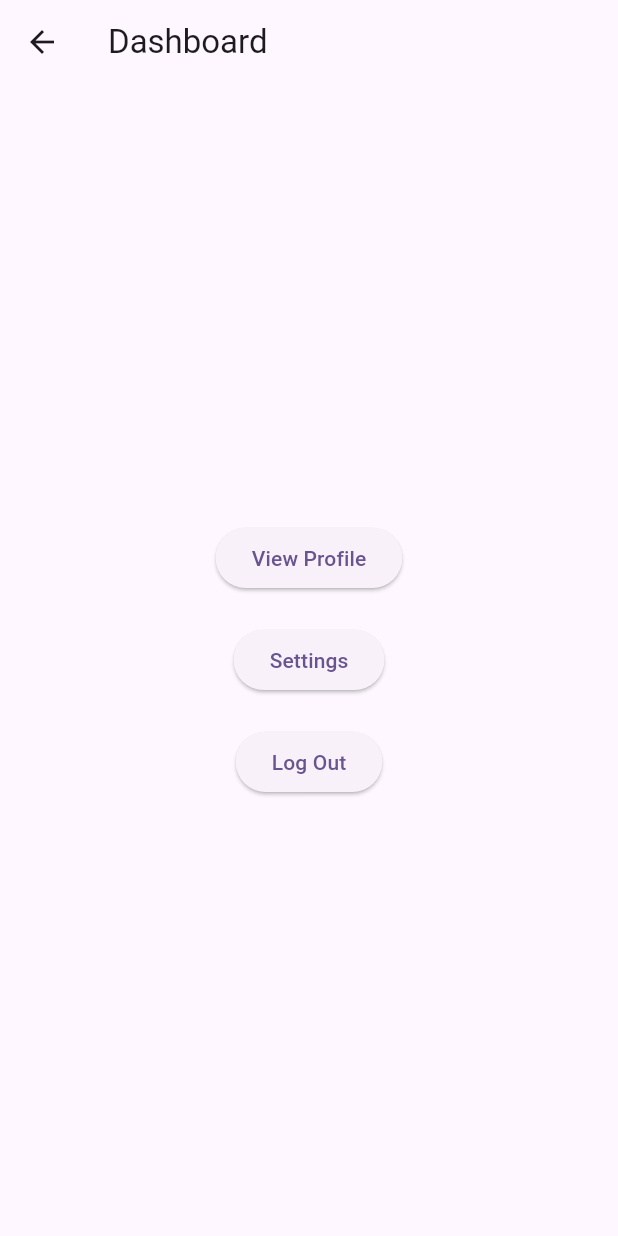
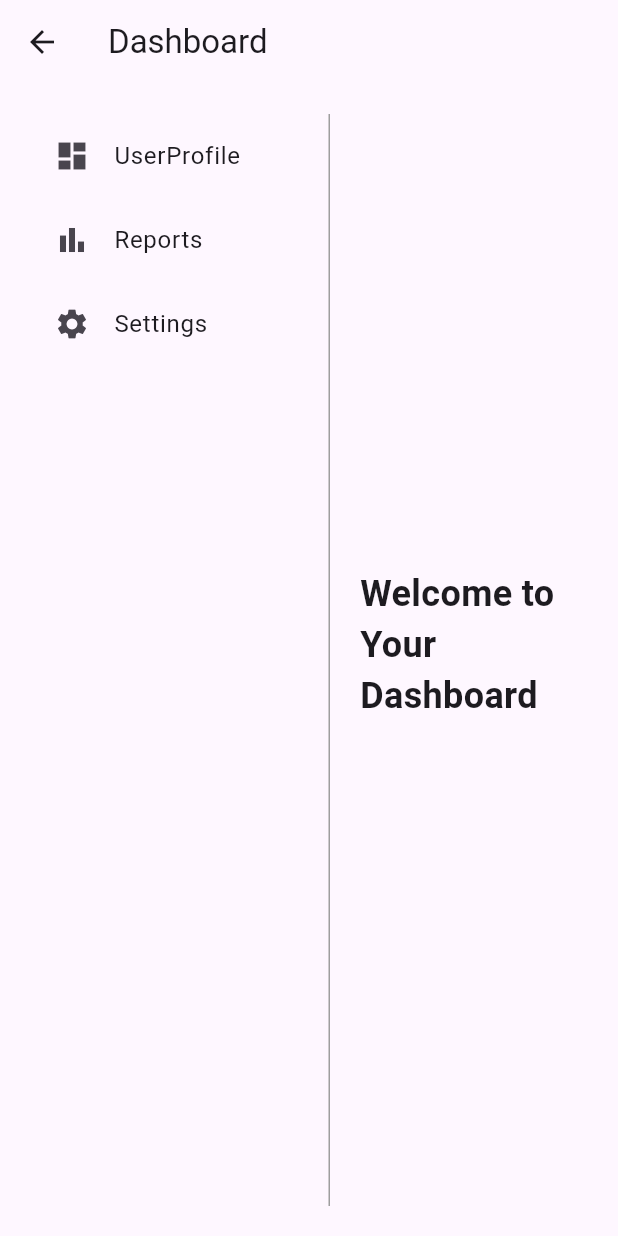
Before and after one commit to otienodiana/14_MOBILE_DEVS, a Flutter app: the DashboardScreen screen opened directly, on a phone screen of 412 x 824 dp. Run offline on Flutter 3.47's test engine with Material 3 defaults, Android fonts, the phone set to English and light mode, and no system bars.

Commit message:
finished the dashboard

```diff
--- a/sema_mama/lib/Screens/dashboard.dart
+++ b/sema_mama/lib/Screens/dashboard.dart
@@ -7,29 +7,66 @@ class DashboardScreen extends StatelessWidget {
       appBar: AppBar(
         title: Text('Dashboard'),
       ),
-      body: Center(
-        child: Column(
-          mainAxisAlignment: MainAxisAlignment.center,
-          children: <Widget>[
-            ElevatedButton(
-              onPressed: () {
-                // Navigate to user profile screen
-              },
-              child: Text('View Profile'),
+      body: Container(
+        padding: EdgeInsets.all(20.0),
+        child: Row(
+          mainAxisAlignment: MainAxisAlignment.spaceEvenly,
+          crossAxisAlignment: CrossAxisAlignment.start,
+          children: [
+            // Sidebar
+            Container(
+              width: 200.0,
+              decoration: BoxDecoration(
+                border: Border(
+                  right: BorderSide(color: Colors.grey),
+                ),
+              ),
+              child: ListView(
+                children: [
+                  ListTile(
+                    title: Text('UserProfile'),
+                    leading: Icon(Icons.dashboard),
+                    onTap: () {
+                      // Navigate to dashboard
+                    },
+                  ),
+                  ListTile(
+                    title: Text('Reports'),
+                    leading: Icon(Icons.bar_chart),
+                    onTap: () {
+                      // Navigate to reports
+                    },
+                  ),
+                  ListTile(
+                    title: Text('Settings'),
+                    leading: Icon(Icons.settings),
+                    onTap: () {
+                      // Navigate to settings
+                    },
+                  ),
+                ],
+              ),
             ),
-            SizedBox(height: 20),
-            ElevatedButton(
-              onPressed: () {
-                // Navigate to settings screen
-              },
-              child: Text('Settings'),
-            ),
-            SizedBox(height: 20),
-            ElevatedButton(
-              onPressed: () {
-                // Log out functionality
-              },
-              child: Text('Log Out'),
+            // Content Area
+            Expanded(
+              child: Container(
+                padding: EdgeInsets.all(20.0),
+                child: Column(
+                  mainAxisAlignment: MainAxisAlignment.center,
+                  crossAxisAlignment: CrossAxisAlignment.center,
+                  children: [
+                    Text(
+                      'Welcome to Your Dashboard',
+                      style: TextStyle(
+                        fontSize: 24.0,
+                        fontWeight: FontWeight.bold,
+                      ),
+                    ),
+                    SizedBox(height: 20.0),
+                    // Add your content widgets here
+                  ],
+                ),
+              ),
             ),
           ],
         ),
```
